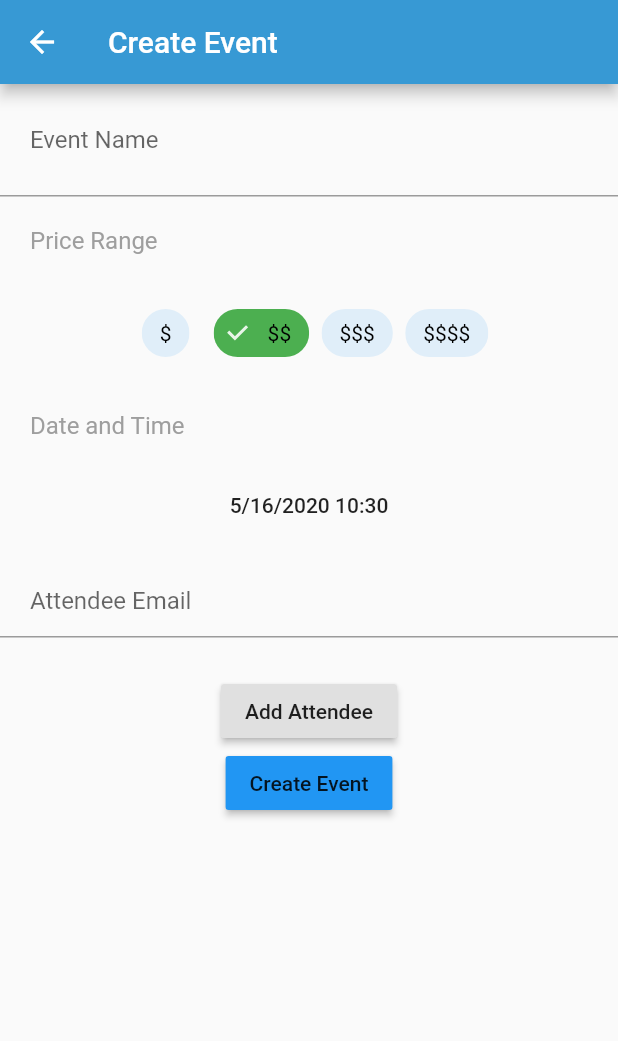
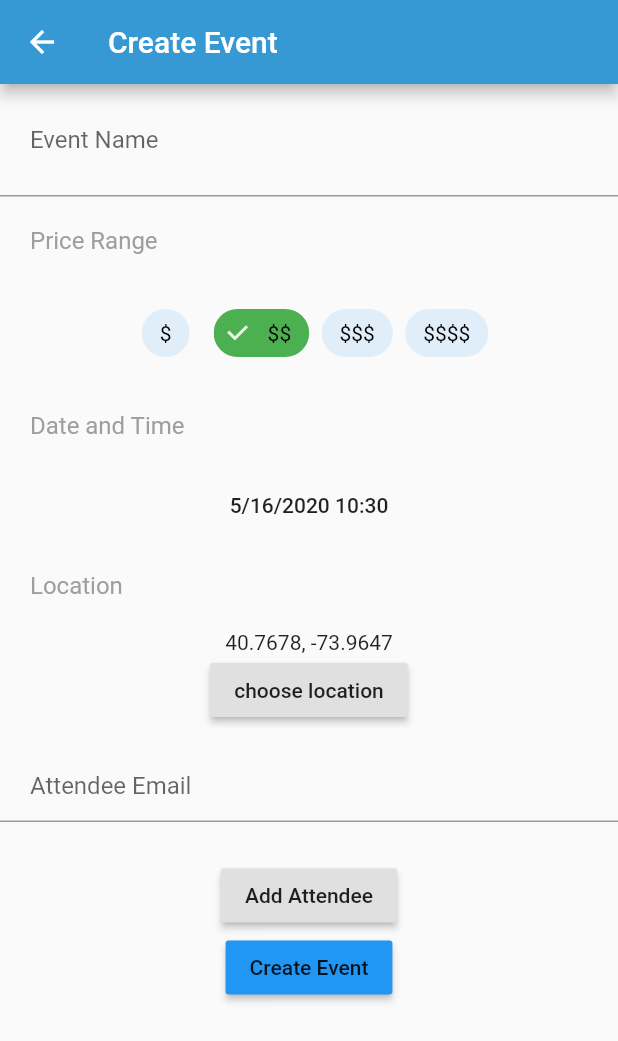
Before and after one commit to maryfan1106/Foodies, a Flutter app: the CreateEventScreen screen opened by its route, on a phone screen of 412 x 824 dp. Shown: the top 1041 px of the screen. Run offline on Flutter 3.47's test engine with Material 2 defaults, Android fonts, the phone set to English and light mode, and no system bars; our stand-ins replace flutter_datetime_picker, flutter_dotenv, flutter_map, google_fonts, latlong, shared_preferences; accounts and stored records are empty; statements that could not run were skipped.

Commit message:
added location picker

```diff
--- a/foodies_app/lib/widgets/create_event_form.dart
+++ b/foodies_app/lib/widgets/create_event_form.dart
@@ -1,7 +1,9 @@
 import 'package:flutter/material.dart';
 import 'package:flutter_datetime_picker/flutter_datetime_picker.dart';
+import 'package:latlong/latlong.dart';
 
 import '../models/attendee.dart' show Attendee;
+import '../pages/choose_location_screen.dart' show ChooseLocationScreen;
 import '../services/events.dart' show createEvent;
 import '../services/locale.dart' show formatTimestamp;
 import 'add_guests.dart' show AddGuests;
@@ -17,6 +19,7 @@ class _CreateEventFormState extends State<CreateEventForm> {
   final List<Attendee> _guests = [];
   DateTime _dateTime = DateTime.now();
   int _budget = 2;
+  LatLng _location = LatLng(40.7678, -73.9647);
 
   Widget _budgetButton(int budget) {
     return ChoiceChip(
@@ -26,6 +29,20 @@ class _CreateEventFormState extends State<CreateEventForm> {
       label: Text('\$' * budget),
       onSelected: (bool _) => setState(() => _budget = budget),
     );
+  }
+
+  void _chooseLocation(BuildContext context) async {
+    var result = await Navigator.push(
+      context,
+      MaterialPageRoute(
+        builder: (_) => ChooseLocationScreen(
+          initialLocation: _location,
+        ),
+      ),
+    );
+    if (result != null) {
+      setState(() => _location = result);
+    }
   }
 
   void processNewEvent() async {
@@ -105,6 +122,32 @@ class _CreateEventFormState extends State<CreateEventForm> {
               },
               child: Text(formatTimestamp(_dateTime)),
             ),
+            Align(
+              alignment: Alignment.centerLeft,
+              child: Container(
+                padding: const EdgeInsets.all(20.0),
+                child: const Text(
+                  'Location',
+                  style: TextStyle(
+                    color: Colors.grey,
+                    fontSize: 16.0,
+                  ),
+                ),
+              ),
+            ),
+            Text(
+              _location.latitude.toString() +
+                  ', ' +
+                  _location.longitude.toString(),
+            ),
+            RaisedButton(
+              child: Text(
+                'choose location',
+              ),
+              onPressed: () {
+                _chooseLocation(context);
+              },
+            ),
             AddGuests(guests: _guests),
             RaisedButton(
               color: Theme.of(context).accentColor,
--- a/foodies_app/pubspec.yaml
+++ b/foodies_app/pubspec.yaml
@@ -14,6 +14,7 @@ dependencies:
   google_fonts: any
   http: any
   shared_preferences: any
+  flutter_map: any
 
 dev_dependencies:
   flutter_test:
```
Also changed, not shown: foodies_app/lib/pages/choose_location_screen.dart (added, +82 -0 lines), 3 other files.
